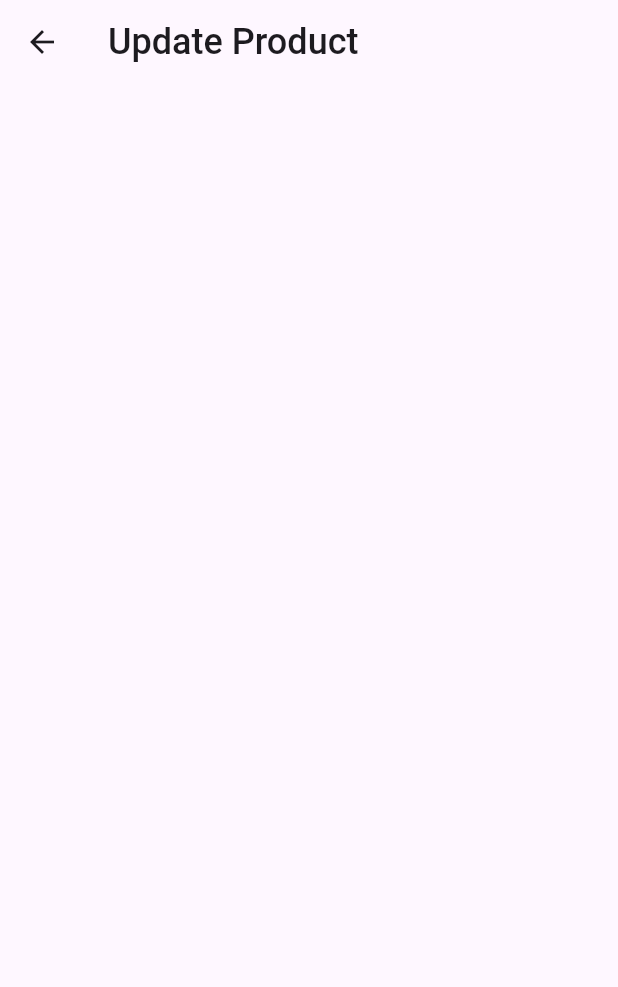
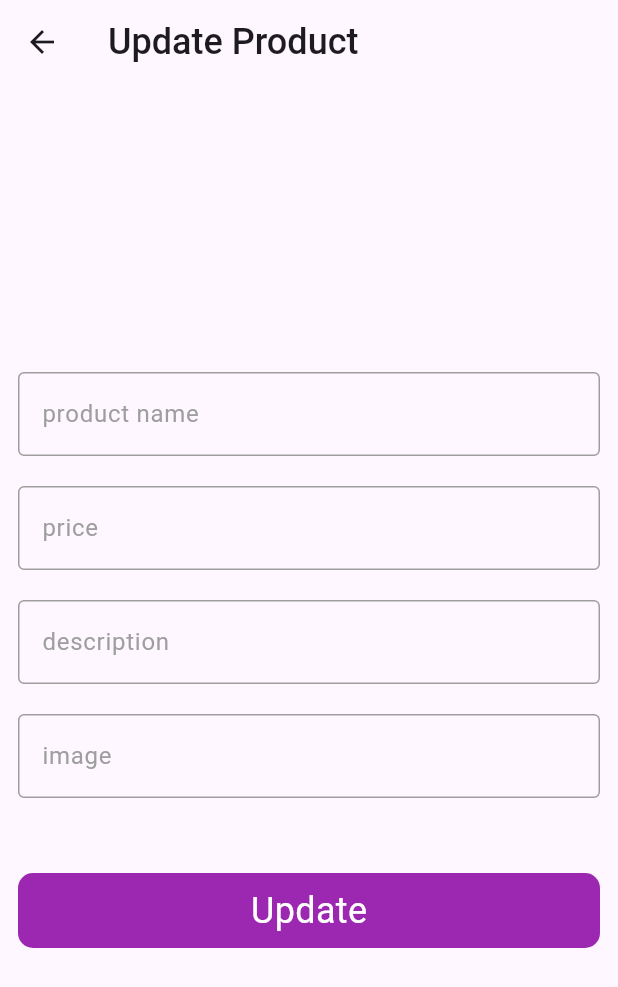
Before and after one commit to Mahmoud-Adel-Ali/Store-App, a Flutter app: the UpdateScreen screen opened by its route, on a phone screen of 412 x 824 dp. Shown: the top 987 px of the screen. Run offline on Flutter 3.47's test engine with Material 3 defaults, Android fonts, the phone set to English and light mode, and no system bars; our stand-ins replace font_awesome_flutter; network calls fail.

Commit message:
update product body

```diff
--- a/lib/screens/update_screen.dart
+++ b/lib/screens/update_screen.dart
@@ -1,4 +1,6 @@
 import 'package:flutter/material.dart';
+import 'package:store_app/widgets/custom_linear_button.dart';
+import 'package:store_app/widgets/custom_text_form_feild.dart';
 
 class UpdateScreen extends StatelessWidget {
   const UpdateScreen({super.key});
@@ -13,6 +15,32 @@ class UpdateScreen extends StatelessWidget {
         ),
         backgroundColor: Colors.transparent,
       ),
+      body: Center(
+        child: Padding(
+          padding: const EdgeInsets.all(12.0),
+          child: SingleChildScrollView(
+            child: Column(
+              children: [
+                CustomTextFormField(hintText: 'product name'),
+                const SizedBox(height: 20),
+                CustomTextFormField(hintText: 'price'),
+                const SizedBox(height: 20),
+                CustomTextFormField(hintText: 'description'),
+                const SizedBox(height: 20),
+                CustomTextFormField(hintText: 'image'),
+                const SizedBox(height: 50),
+                CustomLinearButton(
+                  onPressed: () {},
+                  child: const Text(
+                    "Update",
+                    style: TextStyle(color: Colors.white, fontSize: 24),
+                  ),
+                ),
+              ],
+            ),
+          ),
+        ),
+      ),
     );
   }
 }
--- /dev/null
+++ b/lib/widgets/custom_linear_button.dart
@@ -0,0 +1,40 @@
+import 'package:flutter/material.dart';
+
+class CustomLinearButton extends StatelessWidget {
+  const CustomLinearButton({
+    required this.onPressed,
+    required this.child,
+
+    super.key,
+  });
+  final VoidCallback onPressed;
+  final Widget child;
+
+
+  @override
+  Widget build(BuildContext context) {
+    return InkWell(
+      splashColor: Colors.purpleAccent,
+      onTap: onPressed,
+      child: Container(
+        height: 50,
+        padding: const EdgeInsets.all(8),
+        decoration: ShapeDecoration(
+          shape: RoundedRectangleBorder(
+            borderRadius: BorderRadius.circular(10),
+          ),
+          gradient: const LinearGradient(
+            colors: [
+              Colors.purple,
+              Colors.purple,
+              Colors.purple,
+            ],
+            begin: Alignment(0.46, -0.89),
+            end: Alignment(-0.46, 0.89),
+          ),
+        ),
+        child: Center(child: child),
+      ),
+    );
+  }
+}
--- /dev/null
+++ b/lib/widgets/custom_text_form_feild.dart
@@ -0,0 +1,39 @@
+// ignore_for_file: must_be_immutable
+
+import 'package:flutter/material.dart';
+
+class CustomTextFormField extends StatelessWidget {
+  CustomTextFormField(
+      {super.key, this.hintText, this.obscureText = false, this.onChange});
+  String? hintText;
+  bool? obscureText;
+  Function(String)? onChange;
+  @override
+  Widget build(BuildContext context) {
+    return TextFormField(
+
+      obscureText: obscureText!, // show_Text or no
+      validator: (text) {
+        if (text!.isEmpty) {
+          return "this field is rquired";
+        }
+        return null;
+      },
+      onChanged: onChange,
+      decoration: InputDecoration(
+        hintText: hintText,
+        hintStyle: const TextStyle(color: Colors.grey),
+        enabledBorder: const OutlineInputBorder(
+          borderSide: BorderSide(
+            color: Colors.grey,
+          ),
+        ),
+        border: const OutlineInputBorder(
+          borderSide: BorderSide(
+            color: Colors.grey,
+          ),
+        ),
+      ),
+    );
+  }
+}
```
